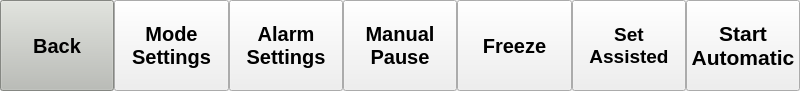
This is gui/menu/menu.ui in MariuszSuchenek/MVM_GUI_test2 as Qt 5 draws it before an edit. The edited form follows.
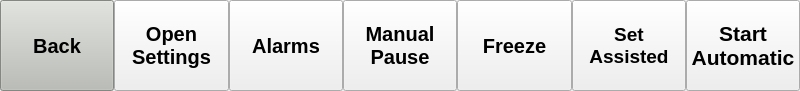
This is the edited form.

Commit message: Deleted unneeded startup independent widget

```diff
--- a/gui/menu/menu.ui
+++ b/gui/menu/menu.ui
@@ -492,7 +492,7 @@
       </font>
      </property>
      <property name="text">
-      <string>Mode
+      <string>Open
 Settings</string>
      </property>
     </widget>
@@ -519,8 +519,7 @@
       </font>
      </property>
      <property name="text">
-      <string>Alarm
-Settings</string>
+      <string>Alarms</string>
      </property>
     </widget>
    </item>
```
The commit also changes 2 other files.
